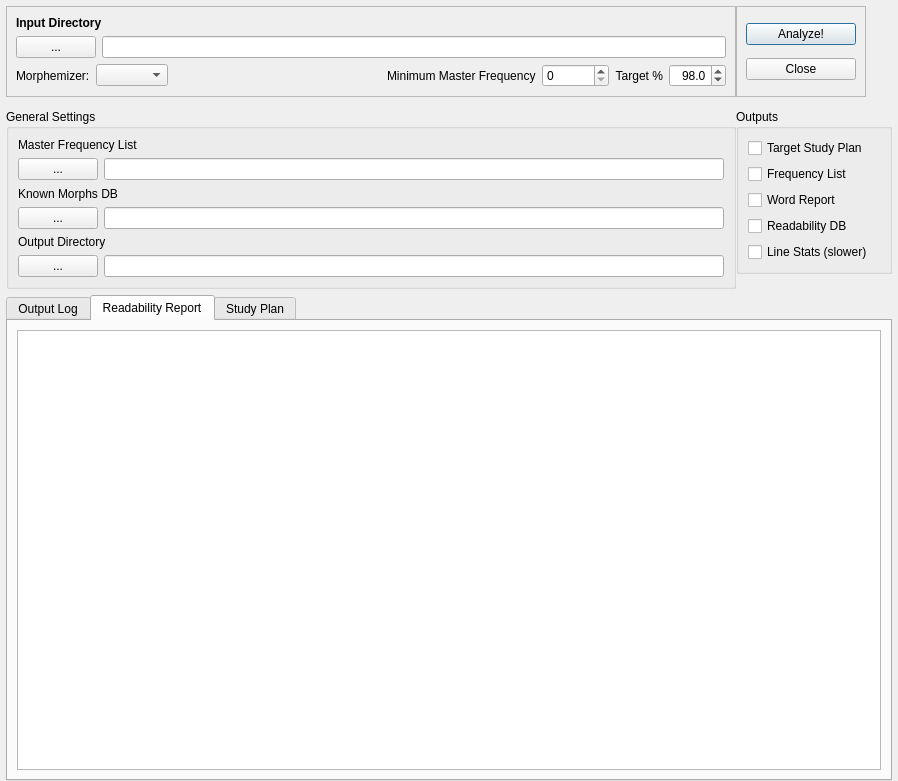
Old version of the form morph/readability.ui in the repository kaegi/MorphMan.
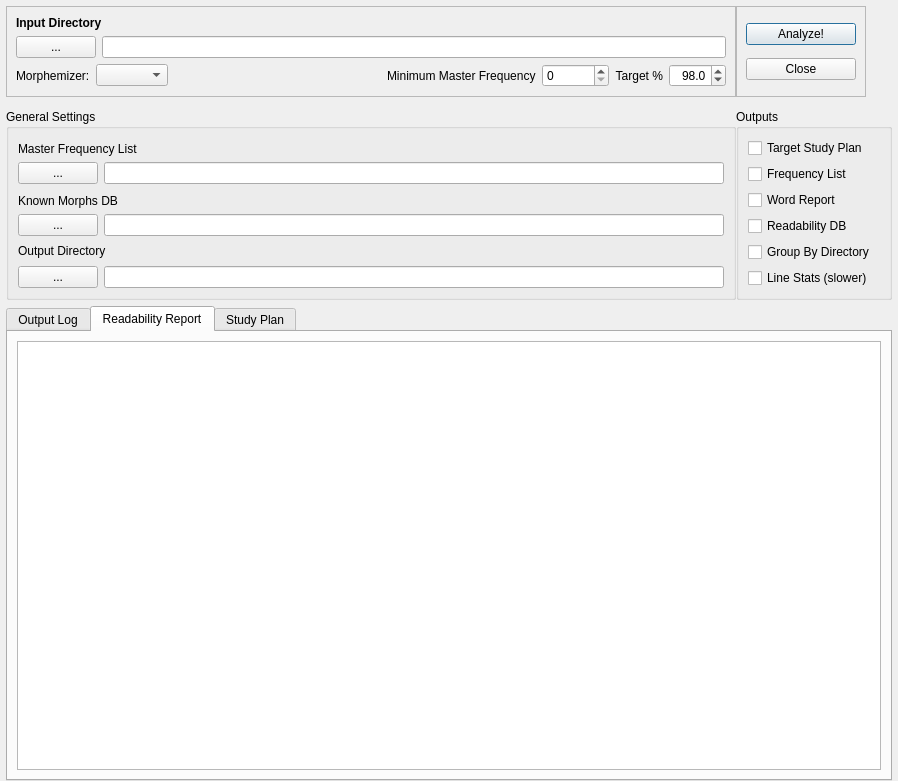
New version of the form. Custom widgets are drawn as their Qt base class.

Commit message: analyzer: directory based grouping, and separate morph/instance reports.

What changed in the file:
```diff
--- a/morph/readability.ui
+++ b/morph/readability.ui
@@ -379,6 +379,16 @@
           </property>
          </widget>
         </item>
+        <item>
+         <widget class="QCheckBox" name="groupByDirCheckBox">
+          <property name="text">
+           <string>Group By Directory</string>
+          </property>
+          <property name="checked">
+           <bool>false</bool>
+          </property>
+         </widget>
+        </item>
         <item>
          <widget class="QCheckBox" name="processLinesCheckBox">
           <property name="text">
```
The commit also changes 4 other files.
